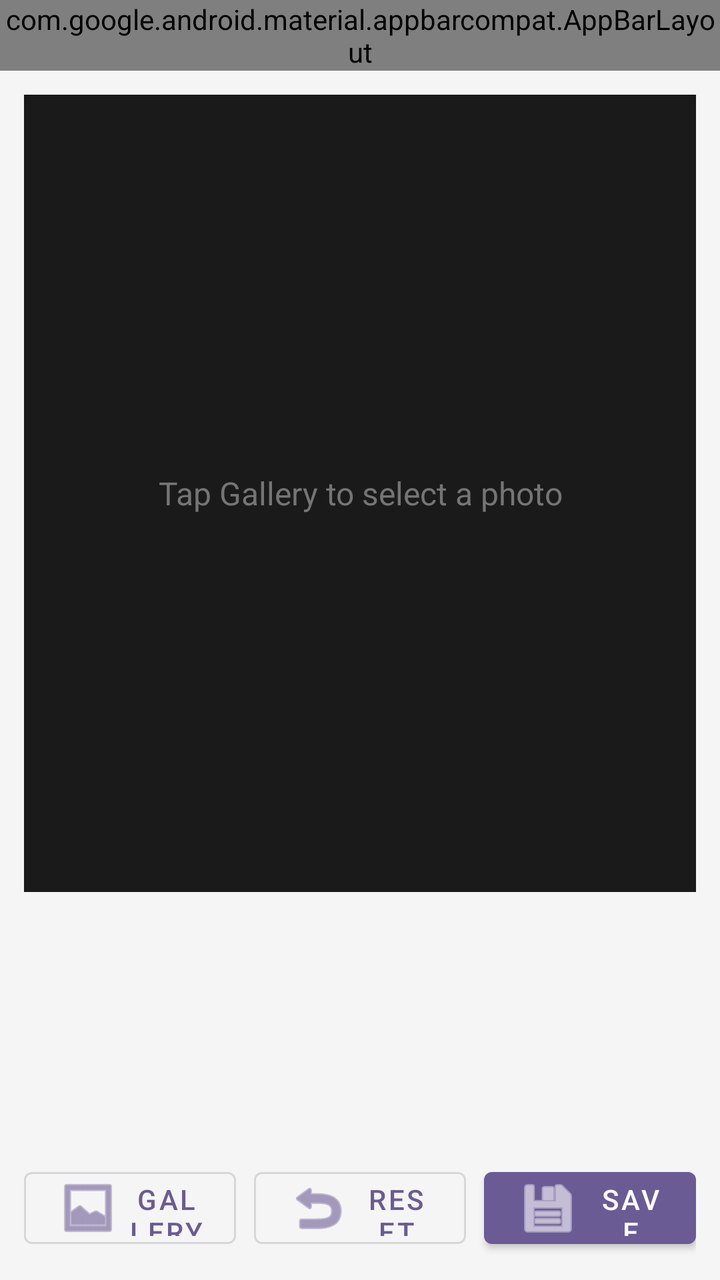
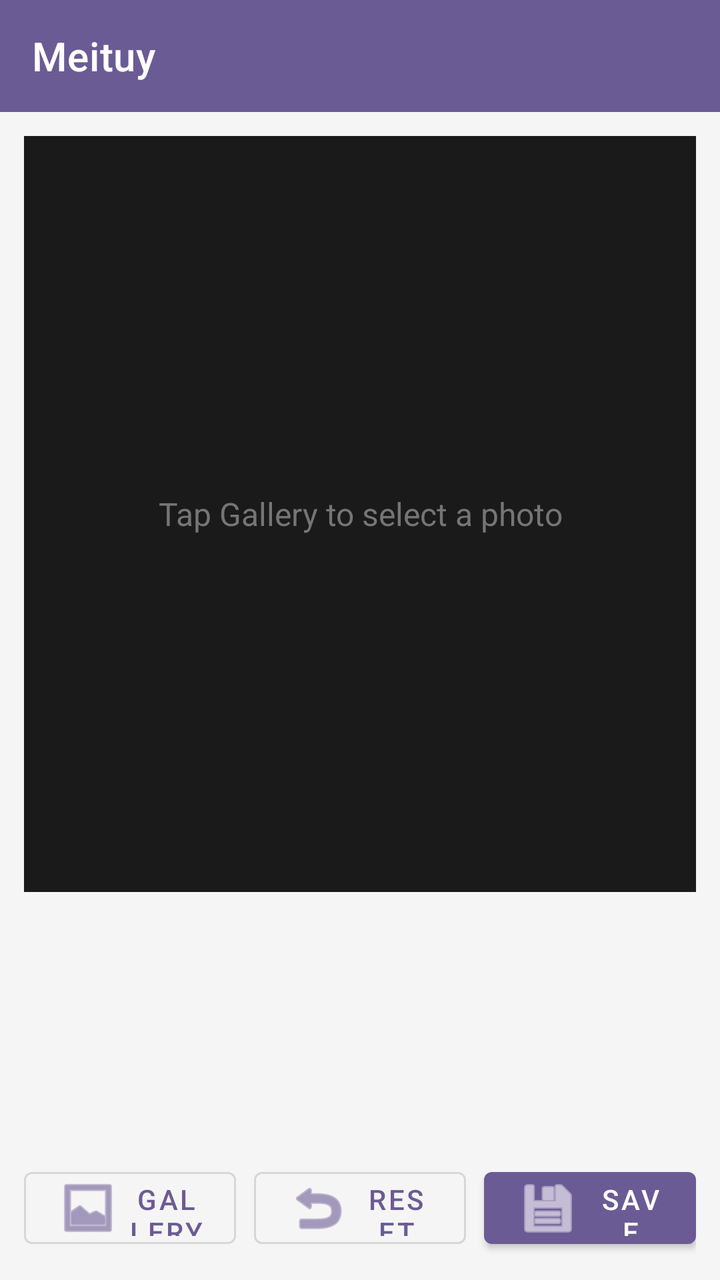

The first picture is an Android layout as it rendered before a commit; the second is the same layout after the commit. The layout source and the unified diff follow.
<!-- AndroidManifest.xml: application theme Theme.Meituy -->
<!-- res/layout/activity_main.xml -->
<?xml version="1.0" encoding="utf-8"?>
<androidx.constraintlayout.widget.ConstraintLayout xmlns:android="http://schemas.android.com/apk/res/android"
    xmlns:app="http://schemas.android.com/apk/res-auto"
    xmlns:tools="http://schemas.android.com/tools"
    android:layout_width="match_parent"
    android:layout_height="match_parent"
    android:background="@color/bg_light">

    <com.google.android.material.appbarcompat.AppBarLayout
        android:id="@+id/appBar"
        android:layout_width="0dp"
        android:layout_height="wrap_content"
        app:layout_constraintTop_toTopOf="parent"
        app:layout_constraintStart_toStartOf="parent"
        app:layout_constraintEnd_toEndOf="parent">

        <androidx.appcompat.widget.Toolbar
            android:layout_width="match_parent"
            android:layout_height="?attr/actionBarSize"
            android:background="@color/primary"
            app:title="@string/app_name"
            app:titleTextColor="@color/white" />

    </com.google.android.material.appbarcompat.AppBarLayout>

    <FrameLayout
        android:id="@+id/imageContainer"
        android:layout_width="0dp"
        android:layout_height="0dp"
        android:layout_margin="12dp"
        android:background="@color/bg_dark"
        android:foreground="?attr/selectableItemBackground"
        app:layout_constraintTop_toBottomOf="@+id/appBar"
        app:layout_constraintBottom_toTopOf="@+id/filterRecyclerView"
        app:layout_constraintStart_toStartOf="parent"
        app:layout_constraintEnd_toEndOf="parent">

        <ImageView
            android:id="@+id/imageView"
            android:layout_width="match_parent"
            android:layout_height="match_parent"
            android:scaleType="fitCenter" />

        <ProgressBar
            android:id="@+id/progressBar"
            style="?android:attr/progressBarStyleLarge"
            android:layout_width="wrap_content"
            android:layout_height="wrap_content"
            android:layout_gravity="center"
            android:visibility="gone" />

        <TextView
            android:id="@+id/placeholderText"
            android:layout_width="match_parent"
            android:layout_height="match_parent"
            android:gravity="center"
            android:text="@string/no_image"
            android:textSize="16sp"
            android:textColor="@color/text_secondary" />

    </FrameLayout>

    <androidx.recyclerview.widget.RecyclerView
        android:id="@+id/filterRecyclerView"
        android:layout_width="0dp"
        android:layout_height="110dp"
        android:paddingStart="8dp"
        android:paddingEnd="8dp"
        android:paddingTop="8dp"
        android:paddingBottom="8dp"
        android:orientation="horizontal"
        app:layout_constraintBottom_toTopOf="@+id/sliderContainer"
        app:layout_constraintStart_toStartOf="parent"
        app:layout_constraintEnd_toEndOf="parent" />

    <LinearLayout
        android:id="@+id/sliderContainer"
        android:layout_width="0dp"
        android:layout_height="wrap_content"
        android:orientation="vertical"
        android:padding="12dp"
        android:visibility="gone"
        app:layout_constraintBottom_toTopOf="@+id/buttonContainer"
        app:layout_constraintStart_toStartOf="parent"
        app:layout_constraintEnd_toEndOf="parent">

        <TextView
            android:id="@+id/intensityLabel"
            android:layout_width="wrap_content"
            android:layout_height="wrap_content"
            android:text="@string/filter_intensity"
            android:textColor="@color/text_primary"
            android:textSize="12sp"
            android:layout_marginBottom="8dp" />

        <com.google.android.material.slider.Slider
            android:id="@+id/intensitySlider"
            android:layout_width="match_parent"
            android:layout_height="wrap_content"
            android:valueFrom="0"
            android:valueTo="100"
            android:stepSize="1"
            android:value="100" />

    </LinearLayout>

    <LinearLayout
        android:id="@+id/buttonContainer"
        android:layout_width="0dp"
        android:layout_height="wrap_content"
        android:orientation="horizontal"
        android:padding="12dp"
        app:layout_constraintBottom_toBottomOf="parent"
        app:layout_constraintStart_toStartOf="parent"
        app:layout_constraintEnd_toEndOf="parent">

        <com.google.android.material.button.MaterialButton
            android:id="@+id/btnSelectImage"
            android:layout_width="0dp"
            android:layout_height="48dp"
            android:layout_weight="1"
            android:layout_marginEnd="6dp"
            android:text="@string/select_image"
            app:icon="@android:drawable/ic_menu_gallery"
            style="@style/Widget.MaterialComponents.Button.OutlinedButton" />

        <com.google.android.material.button.MaterialButton
            android:id="@+id/btnReset"
            android:layout_width="0dp"
            android:layout_height="48dp"
            android:layout_weight="1"
            android:layout_marginStart="3dp"
            android:layout_marginEnd="3dp"
            android:text="@string/reset"
            app:icon="@android:drawable/ic_menu_revert"
            style="@style/Widget.MaterialComponents.Button.OutlinedButton" />

        <com.google.android.material.button.MaterialButton
            android:id="@+id/btnSaveImage"
            android:layout_width="0dp"
            android:layout_height="48dp"
            android:layout_weight="1"
            android:layout_marginStart="6dp"
            android:text="@string/save_image"
            app:icon="@android:drawable/ic_menu_save"
            style="@style/Widget.MaterialComponents.Button" />

    </LinearLayout>

</androidx.constraintlayout.widget.ConstraintLayout>
<!-- resources referenced by this layout -->
<resources>
  <color name="bg_dark">#FF1a1a1a</color>
  <color name="bg_light">#FFf5f5f5</color>
  <color name="primary">#FF6B5B95</color>
  <color name="text_primary">#FF212121</color>
  <color name="text_secondary">#FF757575</color>
  <color name="white">#FFFFFFFF</color>
  <string name="app_name">Meituy</string>
  <string name="filter_intensity">Filter Intensity</string>
  <string name="no_image">Tap Gallery to select a photo</string>
  <string name="reset">Reset</string>
  <string name="save_image">Save</string>
  <string name="select_image">Gallery</string>
  <style name="Theme.Meituy" parent="Theme.MaterialComponents.DayNight.DarkActionBar">
          <item name="colorPrimary">@color/primary</item>
          <item name="colorPrimaryVariant">@color/primary_dark</item>
          <item name="colorSecondary">@color/accent</item>
          <item name="colorSecondaryVariant">@color/accent</item>
          <item name="android:colorBackground">@color/bg_light</item>
          <item name="android:textColorPrimary">@color/text_primary</item>
          <item name="android:textColorSecondary">@color/text_secondary</item>
      </style>
  <color name="primary_dark">#FF4A4064</color>
  <color name="accent">#FFFF6B9D</color>
</resources>

<!-- the commit's change to res/layout/activity_main.xml (unified diff, before → after) -->
@@ -6,22 +6,25 @@
     android:layout_height="match_parent"
     android:background="@color/bg_light">
 
-    <com.google.android.material.appbarcompat.AppBarLayout
+    <com.google.android.material.appbar.AppBarLayout
         android:id="@+id/appBar"
         android:layout_width="0dp"
         android:layout_height="wrap_content"
         app:layout_constraintTop_toTopOf="parent"
         app:layout_constraintStart_toStartOf="parent"
-        app:layout_constraintEnd_toEndOf="parent">
+        app:layout_constraintEnd_toEndOf="parent"
+        android:theme="@style/ThemeOverlay.MaterialComponents.Dark.ActionBar">
 
         <androidx.appcompat.widget.Toolbar
+            android:id="@+id/toolbar"
             android:layout_width="match_parent"
             android:layout_height="?attr/actionBarSize"
             android:background="@color/primary"
             app:title="@string/app_name"
-            app:titleTextColor="@color/white" />
+            app:titleTextColor="@color/white"
+            app:popupTheme="@style/ThemeOverlay.MaterialComponents.Light" />
 
-    </com.google.android.material.appbarcompat.AppBarLayout>
+    </com.google.android.material.appbar.AppBarLayout>
 
     <FrameLayout
         android:id="@+id/imageContainer"
@@ -29,7 +32,6 @@
         android:layout_height="0dp"
         android:layout_margin="12dp"
         android:background="@color/bg_dark"
-        android:foreground="?attr/selectableItemBackground"
         app:layout_constraintTop_toBottomOf="@+id/appBar"
         app:layout_constraintBottom_toTopOf="@+id/filterRecyclerView"
         app:layout_constraintStart_toStartOf="parent"
